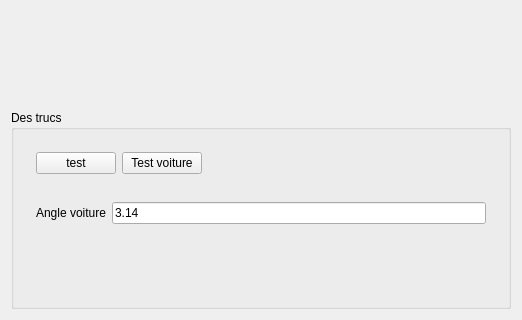
Qt form CMainWindow.ui (clebail/ia) before a commit; both pictures show x 0 to 522 and y 407 to 727 of the 522 by 727 pixel window.
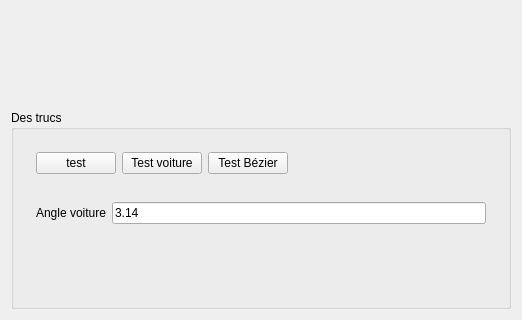
The same form after that commit. Custom widgets are drawn as their Qt base class.

Patch:
```diff
--- a/CMainWindow.ui
+++ b/CMainWindow.ui
@@ -54,6 +54,13 @@
             </property>
            </widget>
           </item>
+          <item>
+           <widget class="QPushButton" name="pbTestBezier">
+            <property name="text">
+             <string>Test Bézier</string>
+            </property>
+           </widget>
+          </item>
           <item>
            <spacer name="horizontalSpacer">
             <property name="orientation">
```
